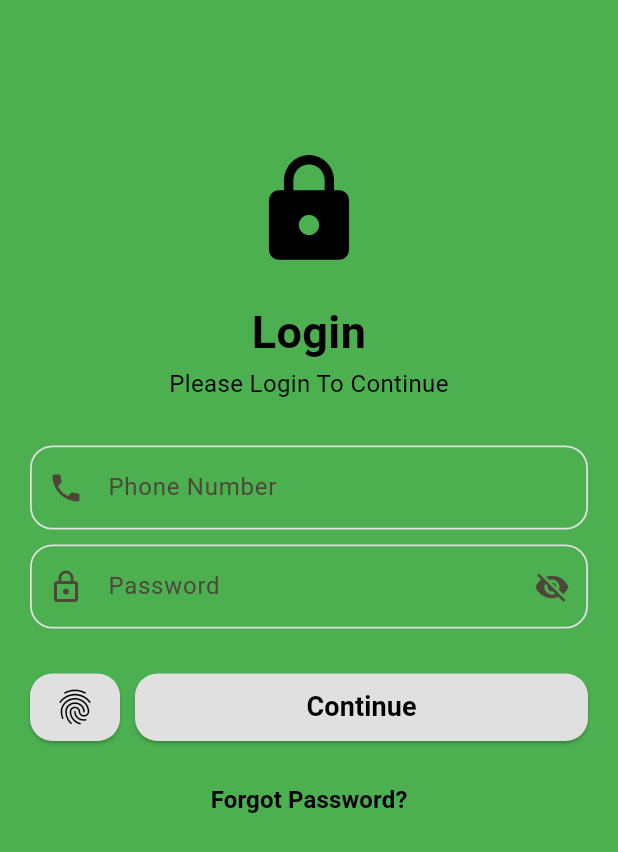
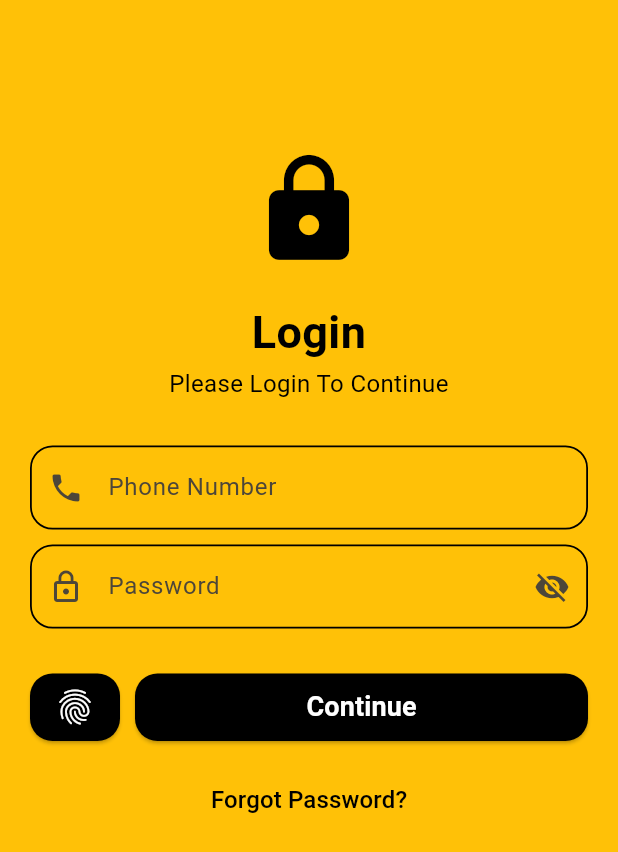
Before and after one commit to annddvaa/KB1179-1123150164-uts, a Flutter app: the Loginscreen screen opened directly, on a phone screen of 412 x 824 dp. Shown: the top 852 px of the screen. Run offline on Flutter 3.47's test engine with Material 3 defaults, Android fonts, the phone set to English and light mode, and no system bars.

Commit message:
merapihkan loginscreen dan memperbarui screenshot

```diff
--- a/lib/screen/Loginscreen.dart
+++ b/lib/screen/Loginscreen.dart
@@ -6,7 +6,7 @@ class Loginscreen extends StatelessWidget {
   @override
   Widget build(BuildContext context) {
     return Scaffold(
-      backgroundColor: Colors.green,
+      backgroundColor: Colors.amber,
       body: Center(
         child: Container(
           padding: const EdgeInsets.all(20.0),
@@ -44,14 +44,14 @@ class Loginscreen extends StatelessWidget {
                   ),
                   enabledBorder: OutlineInputBorder(
                     borderRadius: BorderRadius.all(Radius.circular(15)),
-                    borderSide: BorderSide(
-                      color: Colors.grey[300]!,
-                      width: 1.2,
-                    ),
+                    borderSide: BorderSide(color: Colors.black, width: 1.2),
                   ),
                   focusedBorder: OutlineInputBorder(
                     borderRadius: BorderRadius.all(Radius.circular(15)),
-                    borderSide: BorderSide(color: Colors.black, width: 1.8),
+                    borderSide: BorderSide(
+                      color: Colors.grey[300]!,
+                      width: 1.8,
+                    ),
                   ),
                 ),
               ),
@@ -69,18 +69,17 @@ class Loginscreen extends StatelessWidget {
                   ),
                   enabledBorder: OutlineInputBorder(
                     borderRadius: BorderRadius.all(Radius.circular(15)),
-                    borderSide: BorderSide(
-                      color: Colors.grey[300]!,
-                      width: 1.2,
-                    ),
+                    borderSide: BorderSide(color: Colors.black, width: 1.2),
                   ),
                   focusedBorder: OutlineInputBorder(
                     borderRadius: BorderRadius.all(Radius.circular(15)),
-                    borderSide: BorderSide(color: Colors.black, width: 1.8),
+                    borderSide: BorderSide(
+                      color: Colors.grey[300]!,
+                      width: 1.8,
+                    ),
                   ),
                 ),
               ),
-              // Tombol Continue
               const SizedBox(height: 30),
               Row(
                 children: [
@@ -91,7 +90,7 @@ class Loginscreen extends StatelessWidget {
                     child: ElevatedButton(
                       onPressed: () {},
                       style: ElevatedButton.styleFrom(
-                        backgroundColor: Colors.grey[300],
+                        backgroundColor: Colors.black,
                         shape: RoundedRectangleBorder(
                           borderRadius: BorderRadius.circular(15),
                         ),
@@ -100,7 +99,7 @@ class Loginscreen extends StatelessWidget {
                       child: Center(
                         child: const Icon(
                           Icons.fingerprint,
-                          color: Colors.black,
+                          color: Colors.white,
                           size: 28,
                         ),
                       ),
@@ -116,7 +115,7 @@ class Loginscreen extends StatelessWidget {
                       child: ElevatedButton(
                         onPressed: () {},
                         style: ElevatedButton.styleFrom(
-                          backgroundColor: Colors.grey[300],
+                          backgroundColor: Colors.black,
                           shape: RoundedRectangleBorder(
                             borderRadius: BorderRadius.circular(15),
                           ),
@@ -126,7 +125,7 @@ class Loginscreen extends StatelessWidget {
                           style: TextStyle(
                             fontSize: 18,
                             fontWeight: FontWeight.bold,
-                            color: Colors.black,
+                            color: Colors.white,
                           ),
                         ),
                       ),
@@ -139,11 +138,7 @@ class Loginscreen extends StatelessWidget {
                 onPressed: () {},
                 child: const Text(
                   "Forgot Password?",
-                  style: TextStyle(
-                    fontSize: 16,
-                    fontWeight: FontWeight.bold,
-                    color: Colors.black,
-                  ),
+                  style: TextStyle(fontSize: 16, color: Colors.black),
                 ),
               ),
             ],
```
Also changed, not shown: assets/images/Screenshot 4.png.
